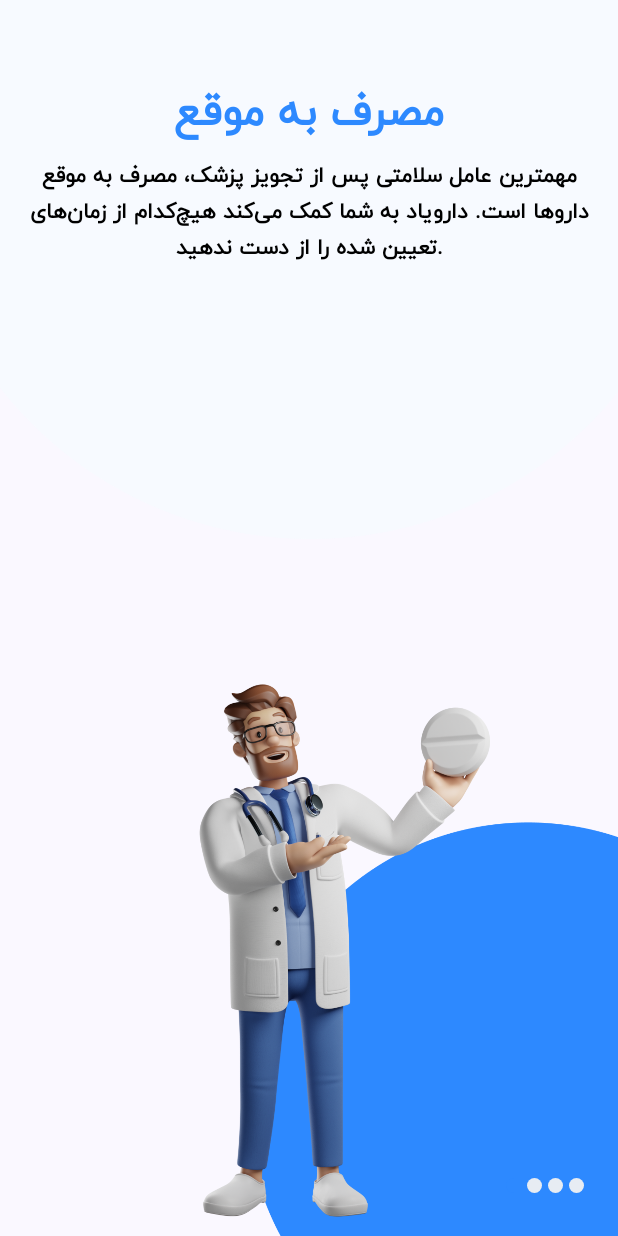
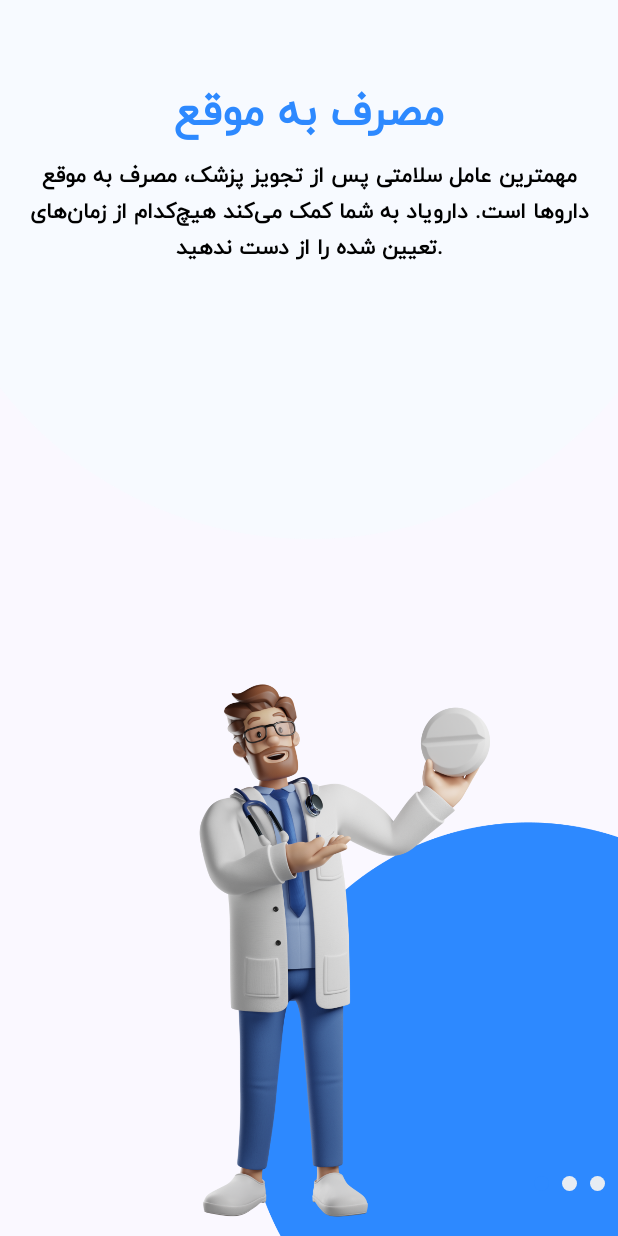
Before and after one commit to adel4780/Darooyad2, an Android app built with Jetpack Compose: the screen it shows after launch (MainActivity), on a phone screen of 412 x 824 dp. Run offline under Robolectric (Android 15) with nearby library versions, the phone set to English and light mode, and no system bars.

Commit message:
Complete the onboarding page

```diff
--- a/app/src/main/java/com/daroyad/daroyad/core/Nav.kt
+++ b/app/src/main/java/com/daroyad/daroyad/core/nav/Nav.kt
@@ -1,25 +1,29 @@
-package com.daroyad.daroyad.core
+package com.daroyad.daroyad.core.nav
 
 import androidx.compose.runtime.Composable
-import androidx.navigation.NavHostController
 import androidx.navigation.compose.NavHost
 import androidx.navigation.compose.composable
 import androidx.navigation.compose.rememberNavController
 import com.daroyad.daroyad.views.pages.main.MainPage
 import com.daroyad.daroyad.views.pages.onboarding.OnboardingPage
-import com.daroyad.daroyad.views.pages.prescriptions.PrescriptionsPage
 import com.daroyad.daroyad.views.pages.splash.SplashPage
 
 @Composable
 fun Nav() {
     val navHostController = rememberNavController()
 
-    NavHost(navController = navHostController, startDestination = "splash_page") {
-        composable("splash_page") {
+    NavHost(
+        navController = navHostController,
+        startDestination = PagesRouteEnum.SPLASH.route,
+    ) {
+        composable(PagesRouteEnum.SPLASH.route) {
+            SplashPage(navHostController)
+        }
+        composable(PagesRouteEnum.ONBOARDING.route) {
             OnboardingPage(navHostController)
         }
-        composable("onboarding_page") {
-            OnboardingPage(navHostController)
+        composable(PagesRouteEnum.MAIN.route) {
+            MainPage(navHostController)
         }
     }
 }
--- /dev/null
+++ b/app/src/main/java/com/daroyad/daroyad/core/nav/PagesRouteEnum.kt
@@ -0,0 +1,7 @@
+package com.daroyad.daroyad.core.nav
+
+enum class PagesRouteEnum(val route: String) {
+    SPLASH("splash"),
+    ONBOARDING("onboarding"),
+    MAIN("main");
+}
--- a/app/src/main/java/com/daroyad/daroyad/views/pages/onboarding/OnboardingPage.kt
+++ b/app/src/main/java/com/daroyad/daroyad/views/pages/onboarding/OnboardingPage.kt
@@ -1,32 +1,23 @@
 package com.daroyad.daroyad.views.pages.onboarding
 
-import androidx.compose.animation.core.animateFloatAsState
-import androidx.compose.animation.core.animateIntAsState
-import androidx.compose.animation.core.spring
 import androidx.compose.foundation.Image
-import androidx.compose.foundation.gestures.detectDragGestures
 import androidx.compose.foundation.gestures.detectHorizontalDragGestures
 import androidx.compose.foundation.layout.Arrangement
 import androidx.compose.foundation.layout.Box
 import androidx.compose.foundation.layout.Column
-import androidx.compose.foundation.layout.fillMaxSize
-import androidx.compose.foundation.layout.offset
 import androidx.compose.foundation.layout.padding
-import androidx.compose.foundation.layout.size
-import androidx.compose.material3.Slider
+import androidx.compose.material3.Button
+import androidx.compose.material3.ButtonDefaults
 import androidx.compose.material3.Text
 import androidx.compose.runtime.Composable
-import androidx.compose.runtime.DisposableEffect
 import androidx.compose.runtime.getValue
+import androidx.compose.runtime.mutableFloatStateOf
 import androidx.compose.runtime.mutableIntStateOf
-import androidx.compose.runtime.mutableStateOf
 import androidx.compose.runtime.remember
 import androidx.compose.runtime.setValue
 import androidx.compose.ui.Alignment
 import androidx.compose.ui.Modifier
-import androidx.compose.ui.geometry.Offset
 import androidx.compose.ui.graphics.Color
-import androidx.compose.ui.input.pointer.consumeAllChanges
 import androidx.compose.ui.input.pointer.pointerInput
 import androidx.compose.ui.res.painterResource
 import androidx.compose.ui.res.stringResource
@@ -35,116 +26,163 @@ import androidx.compose.ui.text.font.Font
 import androidx.compose.ui.text.font.FontFamily
 import androidx.compose.ui.text.font.FontWeight
 import androidx.compose.ui.text.style.TextAlign
-import androidx.compose.ui.unit.IntOffset
 import androidx.compose.ui.unit.dp
 import androidx.compose.ui.unit.sp
 import androidx.navigation.NavHostController
 import com.daroyad.daroyad.R
-import kotlin.math.abs
+import com.daroyad.daroyad.core.nav.PagesRouteEnum
 
 @Composable
 fun OnboardingPage(
     navHostController: NavHostController,
     modifier: Modifier = Modifier,
 ) {
-    var currentPage by remember { mutableIntStateOf(0) }
-    var x by remember { mutableStateOf(0.0f) }
+    var currentPage by remember { mutableIntStateOf(3) }
+    var indicatorPosition by remember { mutableFloatStateOf(0.0f) }
 
     Column(
         modifier = Modifier.pointerInput(Unit) {
-
             detectHorizontalDragGestures(
-                onHorizontalDrag = { change, dragAmount ->
-                                   x = dragAmount
+                onHorizontalDrag = { _, dragAmount ->
+                    indicatorPosition = dragAmount
                 },
-                onDragStart = {},
                 onDragEnd = {
-                    if (x > 0 && currentPage <= 2) {
-                        // Dragged to the right
+                    if (indicatorPosition > 0 && currentPage <= 2) {
                         currentPage++
                     }
 
-                    if(x < 0 && currentPage >= 1){
-                        // Dragged to the left
+                    if (indicatorPosition < 0 && currentPage >= 1) {
                         currentPage--
                     }
                 },
-                onDragCancel = {},
             )
         },
-        verticalArrangement = Arrangement.SpaceBetween
+        verticalArrangement = Arrangement.SpaceBetween,
     ) {
         Box {
             Image(
                 painter = painterResource(
                     id = R.drawable.onboarding_background,
                 ),
-                contentDescription = "onboarding_background"
+                contentDescription = "onboarding_background",
             )
             Column(
-                modifier = modifier.padding(start = 15.0.dp, top = 60.0.dp, end = 15.0.dp),
+                modifier = modifier.padding(
+                    start = 15.0.dp,
+                    top = 60.0.dp,
+                    end = 15.0.dp,
+                ),
                 verticalArrangement = Arrangement.Center,
-                horizontalAlignment = Alignment.CenterHorizontally
+                horizontalAlignment = Alignment.CenterHorizontally,
             ) {
                 Text(
                     text = stringResource(
                         id = when (currentPage) {
-                            0 -> R.string.onboarding_title_1
-                            1 -> R.string.onboarding_title_2
-                            2 -> R.string.onboarding_title_3
-                            3 -> R.string.onboarding_title_4
+                            0 -> R.string.onboarding_title_4
+                            1 -> R.string.onboarding_title_3
+                            2 -> R.string.onboarding_title_2
+                            3 -> R.string.onboarding_title_1
                             else -> throw IllegalArgumentException("Unknown page number: $currentPage")
                         },
                     ),
-                    modifier = modifier.padding(bottom = 15.0.dp),
+                    modifier = modifier.padding(
+                        bottom = 15.0.dp,
+                    ),
                     style = TextStyle(
                         color = Color(0xFF2D89FF),
                         fontSize = 32.0.sp,
                         fontWeight = FontWeight.W700,
-                        fontFamily = FontFamily(Font(R.font.iranyekan_regular))
-                    )
+                        fontFamily = FontFamily(
+                            Font(
+                                R.font.iranyekan_regular,
+                            ),
+                        ),
+                    ),
                 )
                 Text(
                     text = stringResource(
                         id = when (currentPage) {
-                            0 -> R.string.onboarding_description_1
-                            1 -> R.string.onboarding_description_2
-                            2 -> R.string.onboarding_description_3
-                            3 -> R.string.onboarding_description_4
+                            0 -> R.string.onboarding_description_4
+                            1 -> R.string.onboarding_description_3
+                            2 -> R.string.onboarding_description_2
+                            3 -> R.string.onboarding_description_1
                             else -> throw IllegalArgumentException("Unknown page number: $currentPage")
                         },
-                    ), style = TextStyle(
+                    ),
+                    style = TextStyle(
                         color = Color(0xFF000000),
                         fontSize = 16.0.sp,
                         fontWeight = FontWeight.W700,
-                        fontFamily = FontFamily(Font(R.font.iranyekan_regular)),
-                        textAlign = TextAlign.Center
+                        fontFamily = FontFamily(
+                            Font(
+                                R.font.iranyekan_regular,
+                            ),
+                        ),
+                        textAlign = TextAlign.Center,
                     ),
-                    lineHeight = 24.0.sp
+                    lineHeight = 24.0.sp,
                 )
             }
         }
         Box(
             contentAlignment = Alignment.BottomEnd,
-            modifier = modifier
         ) {
             Image(
                 painter = painterResource(
                     id = when (currentPage) {
-                        0 -> R.drawable.onboarding_1
-                        1 -> R.drawable.onboarding_2
-                        2 -> R.drawable.onboarding_3
-                        3 -> R.drawable.onboarding_4
+                        0 -> R.drawable.onboarding_4
+                        1 -> R.drawable.onboarding_3
+                        2 -> R.drawable.onboarding_2
+                        3 -> R.drawable.onboarding_1
                         else -> throw IllegalArgumentException("Unknown page number: $currentPage")
                     },
                 ),
-                contentDescription = "onboarding"
+                contentDescription = "onboarding",
             )
-            SmoothPageIndicator(
-                numPages = 4,
-                currentPage = currentPage,
-                modifier = modifier.padding(end = 20.0.dp, bottom = 30.0.dp)
-            )
+            Column(
+                verticalArrangement = Arrangement.SpaceBetween,
+                horizontalAlignment = Alignment.CenterHorizontally,
+            ) {
+                if (currentPage == 0) {
+                    Button(
+                        onClick = {
+                            navHostController.navigate(PagesRouteEnum.MAIN.route) {
+                                popUpTo(PagesRouteEnum.ONBOARDING.route) {
+                                    inclusive = true
+                                }
+                            }
+                        },
+                        modifier = Modifier
+                            .padding(
+                                end = 20.0.dp,
+                                bottom = 27.0.dp,
+                            ),
+                        colors = ButtonDefaults.buttonColors(
+                            containerColor = Color(0xFF2D89FF),
+                        ),
+                    ) {
+                        Text(
+                            text = stringResource(
+                                id = R.string.login,
+                            ),
+                            style = TextStyle(
+                                color = Color(0xFFFFFFFF),
+                                fontSize = 16.0.sp,
+                                fontWeight = FontWeight.W700,
+                                fontFamily = FontFamily(
+                                    Font(
+                                        R.font.iranyekan_regular,
+                                    ),
+                                ),
+                            ),
+                        )
+                    }
+                }
+                SmoothPageIndicator(
+                    numPages = 4,
+                    currentPage = currentPage,
+                )
+            }
         }
     }
 }
--- a/app/src/main/java/com/daroyad/daroyad/views/pages/onboarding/SmoothPageIndicator.kt
+++ b/app/src/main/java/com/daroyad/daroyad/views/pages/onboarding/SmoothPageIndicator.kt
@@ -3,6 +3,7 @@ package com.daroyad.daroyad.views.pages.onboarding
 import androidx.compose.animation.core.Animatable
 import androidx.compose.animation.core.tween
 import androidx.compose.foundation.Canvas
+import androidx.compose.foundation.layout.Arrangement
 import androidx.compose.foundation.layout.Box
 import androidx.compose.foundation.layout.Row
 import androidx.compose.foundation.layout.fillMaxWidth
@@ -11,6 +12,7 @@ import androidx.compose.foundation.layout.padding
 import androidx.compose.foundation.layout.size
 import androidx.compose.foundation.lazy.LazyRow
 import androidx.compose.runtime.Composable
+import androidx.compose.runtime.CompositionLocalProvider
 import androidx.compose.runtime.LaunchedEffect
 import androidx.compose.runtime.remember
 import androidx.compose.ui.Alignment
@@ -20,50 +22,58 @@ import androidx.compose.ui.geometry.Offset
 import androidx.compose.ui.geometry.Size
 import androidx.compose.ui.graphics.Color
 import androidx.compose.ui.graphics.drawscope.Stroke
+import androidx.compose.ui.platform.LocalLayoutDirection
+import androidx.compose.ui.unit.LayoutDirection
 import androidx.compose.ui.unit.dp
 
 @Composable
 fun SmoothPageIndicator(
-    numPages: Int,
-    currentPage: Int,
-    modifier: Modifier = Modifier
+    numPages: Int, currentPage: Int, modifier: Modifier = Modifier
 ) {
-    val indicatorPosition = remember { Animatable(initialValue = currentPage.toFloat()) }
+    val indicatorPosition = remember {
+        Animatable(
+            initialValue = currentPage.toFloat(),
+        )
+    }
 
     LaunchedEffect(currentPage) {
         indicatorPosition.animateTo(
             targetValue = currentPage.toFloat(),
-            animationSpec = tween(durationMillis = 300)
+            animationSpec = tween(durationMillis = 300),
         )
     }
 
+    CompositionLocalProvider(
+        LocalLayoutDirection provides LayoutDirection.Rtl,
+    ) {
         Row(
-        modifier = modifier
+            modifier = Modifier
+                .padding(
+                    end = 20.0.dp,
+                    bottom = 30.0.dp,
+                )
                 .size(
                     56.0.dp,
                     10.dp,
                 )
                 .fillMaxWidth(),
+            horizontalArrangement = Arrangement.SpaceBetween,
         ) {
             repeat(numPages) { pageIndex ->
                 Box(
-                modifier = Modifier
-                    .weight(1f)
-                    .padding(1.dp),
                     contentAlignment = Alignment.Center
                 ) {
                     Canvas(
-                    modifier = Modifier.fillMaxWidth(),
+                        modifier = Modifier,
                         onDraw = {
                             drawRoundRect(
                                 color =
                                 if (pageIndex == indicatorPosition.value.toInt())
                                     Color(0xFF2D89FF)
-                            else Color(0xFFE7ECF3),
+                                else
+                                    Color(0xFFE7ECF3),
                                 size = Size(
-                                if (pageIndex == indicatorPosition.value.toInt())
-                                    20.0.dp.toPx()
-                                else 10.0.dp.toPx(),
+                                    10.0.dp.toPx(),
                                     10.0.dp.toPx(),
                                 ),
                                 cornerRadius = CornerRadius(
@@ -71,9 +81,10 @@ fun SmoothPageIndicator(
                                     10.0f,
                                 ),
                             )
-                    }
+                        },
                     )
                 }
             }
         }
     }
+}
--- a/app/src/main/java/com/daroyad/daroyad/views/pages/splash/SplashPage.kt
+++ b/app/src/main/java/com/daroyad/daroyad/views/pages/splash/SplashPage.kt
@@ -2,12 +2,8 @@ package com.daroyad.daroyad.views.pages.splash
 
 import androidx.compose.foundation.Image
 import androidx.compose.foundation.layout.Arrangement
-import androidx.compose.foundation.layout.Box
 import androidx.compose.foundation.layout.Column
-import androidx.compose.foundation.layout.fillMaxSize
 import androidx.compose.foundation.layout.padding
-import androidx.compose.foundation.lazy.LazyColumn
-import androidx.compose.material3.Scaffold
 import androidx.compose.material3.Text
 import androidx.compose.runtime.Composable
 import androidx.compose.runtime.LaunchedEffect
@@ -22,12 +18,9 @@ import androidx.compose.ui.text.font.FontWeight
 import androidx.compose.ui.unit.dp
 import androidx.compose.ui.unit.sp
 import androidx.navigation.NavHostController
-import coil.compose.AsyncImage
 import com.daroyad.daroyad.R
+import com.daroyad.daroyad.core.nav.PagesRouteEnum
 import kotlinx.coroutines.delay
-
-import com.daroyad.daroyad.views.pages.prescriptions.widgets.AddPrescription
-import com.daroyad.daroyad.views.pages.prescriptions.widgets.Prescription
 
 @Composable
 fun SplashPage(
@@ -36,7 +29,11 @@ fun SplashPage(
 ) {
     LaunchedEffect(key1 = true) {
         delay(2000)
-        navHostController.navigate("onboarding_page")
+        navHostController.navigate(PagesRouteEnum.ONBOARDING.route) {
+            popUpTo(PagesRouteEnum.SPLASH.route) {
+                inclusive = true
+            }
+        }
     }
 
     Column(
--- a/app/src/main/res/values/strings.xml
+++ b/app/src/main/res/values/strings.xml
@@ -19,6 +19,7 @@
 را در برنامه انجام دهیم. برنامه کاملاً رایگان است؛
 پس با معرفی به دوستان خود
 باعث ادامه حیات برنامه شوید.</string>
+    <string name="login">ورود</string>
     <string name="reminder">یادآوری</string>
     <string name="reminder_empty">هنوز یادآوری ای وجود ندارد.</string>
     <string name="patient_name">نام بیمار:</string>
```
Also changed, not shown: app/src/main/java/com/daroyad/daroyad/MainActivity.kt (+1 -11 lines). Lines whose indentation alone changed are shown as unchanged.
